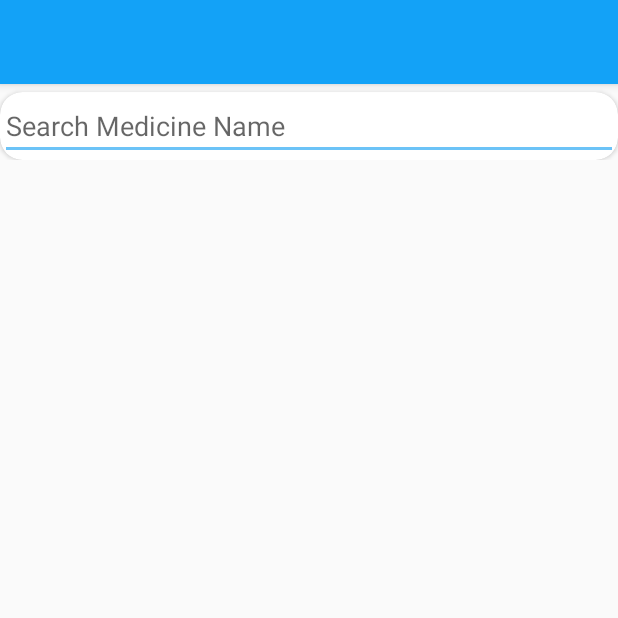
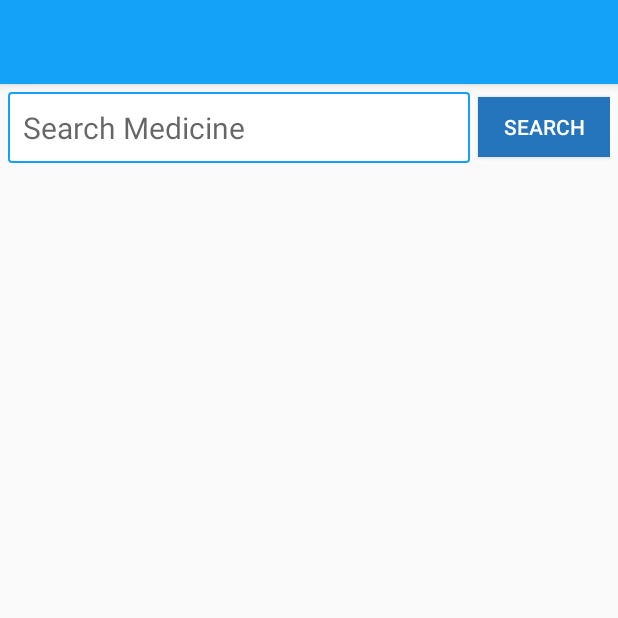
Before and after one commit to hlamyatthuzarnwe/Pharmacy, an Android app: the SaleMedicineInformationActivity screen opened directly, with no data from a screen before it, on a phone screen of 412 x 824 dp, the top half of it. Run offline under Robolectric (Android 15) with nearby library versions, the phone set to English and light mode, and no system bars; our stand-ins replace ButterKnife; libraries missing offline, so code that uses them is left out: io.realm; 3 statements that could not run were skipped.

Commit message:
3.7.2019   -for updating data

```diff
--- a/app/src/main/java/com/example/pharmacy/SaleAddActivity.java
+++ b/app/src/main/java/com/example/pharmacy/SaleAddActivity.java
@@ -122,12 +122,14 @@ public class SaleAddActivity extends AppCompatActivity {
         customerModel.setCustomerPhNo2(saleCustomerPhNo2);
         customerModel.setCustomerPhNo3(saleCustomerPhNo3);
 
-        realm.executeTransaction(realm -> {
+       /* realm.executeTransaction(realm -> {
             realm.copyToRealmOrUpdate(saleModel);
             realm.copyToRealmOrUpdate(medicineModel);
             realm.copyToRealmOrUpdate(customerModel);
             Toast.makeText(SaleAddActivity.this, "Successfully Add Data", Toast.LENGTH_SHORT).show();
-        });
+        });*/
+          Intent intent = new Intent(SaleAddActivity.this,SaleMedicineInformationActivity.class);
+          startActivity(intent);
 
        });
 
--- a/app/src/main/java/com/example/pharmacy/SaleMedicineInformationActivity.java
+++ b/app/src/main/java/com/example/pharmacy/SaleMedicineInformationActivity.java
@@ -8,9 +8,12 @@ import android.support.v7.widget.LinearLayoutManager;
 import android.support.v7.widget.RecyclerView;
 import android.support.v7.widget.Toolbar;
 import android.util.Log;
+import android.view.View;
+import android.widget.Button;
 import android.widget.EditText;
 
 import com.example.pharmacy.adapter.MedicineAdapter;
+import com.example.pharmacy.adapter.SearchMedicineAdapter;
 import com.example.pharmacy.model.MedicineModel;
 import com.example.yy.R;
 
@@ -18,29 +21,33 @@ import java.util.List;
 
 import butterknife.BindView;
 import butterknife.ButterKnife;
+import io.realm.Case;
 import io.realm.Realm;
 
-public class SaleMedicineInformationActivity extends AppCompatActivity {
+public class SaleMedicineInformationActivity extends AppCompatActivity implements SwipeRefreshLayout.OnRefreshListener {
 
-    private static final String TAG = "SaleMedicineInformationActivity";
+    private static final String TAG = "SaleMedicineActivity";
 
-    private MedicineModel medicineModel;
     private Toolbar toolbar;
-    private Context context;
 
-//    @BindView(R.id.edtSearchMedicineInfo)
+    //    @BindView(R.id.edtSearchMedicineInfo)
 //    EditText edtSearchMedicinInfo;
+    @BindView(R.id.swipeSearchMedicine)
+    SwipeRefreshLayout swipe;
+    @BindView(R.id.rvMedicineList_searchMedicine)
+    RecyclerView rvMedicine;
 
-    @BindView(R.id.rvMedicine)
-    RecyclerView rvMedicine;
+    @BindView(R.id.edtSearch_searchMedicine)
+    EditText edtSearch;
+
+    @BindView(R.id.btnSearch_searchMedicine)
+    Button btnSearch;
 
     private Realm realm;
     private LinearLayoutManager linearLayoutManager;
 
-    private String idEdit;
-    private boolean is_edit=false;
-    private MedicineAdapter medicineAdapter;
-    private SwipeRefreshLayout swipeRefreshLayout;
+
+    private SearchMedicineAdapter adapter;
 
     @Override
     protected void onCreate(Bundle savedInstanceState) {
@@ -50,30 +57,54 @@ public class SaleMedicineInformationActivity extends AppCompatActivity {
         ButterKnife.bind(this);
         realm = Realm.getDefaultInstance();
 
-        medicineModel = (MedicineModel) getIntent().getParcelableExtra("Medicine");
-
         init();
         getAllMedicine();
+
+        btnSearch.setOnClickListener(view -> {
+            String text = edtSearch.getText().toString();
+            if (!text.isEmpty()){
+                getSearchMedicine(text);
+            }
+
+        });
     }
 
     private void init() {
-      // swipeRefreshLayout.setRefreshing(false);
-       //swipeRefreshLayout.setOnRefreshListener(this);
+        swipe.setRefreshing(false);
+        swipe.setOnRefreshListener(this);
         realm = Realm.getDefaultInstance();
-        medicineAdapter = new MedicineAdapter();
-        linearLayoutManager = new LinearLayoutManager(context);
+        adapter = new SearchMedicineAdapter();
+        linearLayoutManager = new LinearLayoutManager(this);
         rvMedicine.setLayoutManager(linearLayoutManager);
-        rvMedicine.setAdapter(medicineAdapter);
+        rvMedicine.setAdapter(adapter);
     }
 
     private void getAllMedicine() {
+        adapter.clear();
         final List<MedicineModel> medicineModelList = realm.where(MedicineModel.class).findAll();
-      //  Log.d(TAG,"getData : "+medicineModelList.size());
+        Log.d(TAG,"getData : "+medicineModelList.size());
 
-        if(medicineModelList != null && !medicineModelList.isEmpty()){
-            medicineAdapter.getMedicineModelList().addAll(medicineModelList);
+        if (!medicineModelList.isEmpty()) {
+            adapter.getMedicineModelList().addAll(medicineModelList);
         }
-        medicineAdapter.notifyDataSetChanged();
+        adapter.notifyDataSetChanged();
+    }
+    private void getSearchMedicine(String name){
+        adapter.clear();
+        final List<MedicineModel> medicineModelList = realm.where(MedicineModel.class)
+                .contains("medicineName",name, Case.INSENSITIVE).findAll();
+        Log.d(TAG,"getSearchData : "+medicineModelList.size());
+
+        if (!medicineModelList.isEmpty()) {
+            adapter.getMedicineModelList().addAll(medicineModelList);
+        }
+        adapter.notifyDataSetChanged();
     }
 
+    @Override
+    public void onRefresh() {
+        swipe.setRefreshing(false);
+        adapter.clear();
+        getAllMedicine();
+    }
 }
--- /dev/null
+++ b/app/src/main/java/com/example/pharmacy/adapter/SearchMedicineAdapter.java
@@ -0,0 +1,66 @@
+package com.example.pharmacy.adapter;
+
+import android.content.Context;
+import android.support.annotation.NonNull;
+import android.support.v7.widget.RecyclerView;
+import android.view.LayoutInflater;
+import android.view.View;
+import android.view.ViewGroup;
+import android.widget.TextView;
+
+import com.example.pharmacy.model.CustomerModel;
+import com.example.pharmacy.model.MedicineModel;
+import com.example.yy.R;
+
+import java.util.ArrayList;
+import java.util.List;
+
+import butterknife.BindView;
+import butterknife.ButterKnife;
+
+public class SearchMedicineAdapter  extends RecyclerView.Adapter<SearchMedicineAdapter.SearchViewHolder>  {
+
+    private static final String TAG="SearchMedicineAdapter";
+    private List<MedicineModel> medicineModelList = new ArrayList<>();
+
+    public void clear(){
+        medicineModelList.clear();
+    }
+
+    public List<MedicineModel>getMedicineModelList(){
+        return medicineModelList;
+    }
+    @NonNull
+    @Override
+    public SearchViewHolder onCreateViewHolder(@NonNull ViewGroup viewGroup, int i) {
+        LayoutInflater layoutInflater = LayoutInflater.from(viewGroup.getContext());
+        View view = layoutInflater.inflate(R.layout.item_medicine_search,viewGroup,false);
+        return new SearchMedicineAdapter.SearchViewHolder(view);
+    }
+
+    @Override
+    public void onBindViewHolder(@NonNull SearchViewHolder searchViewHolder, int i) {
+        searchViewHolder.bind(medicineModelList.get(i));
+    }
+
+    @Override
+    public int getItemCount() {
+        return medicineModelList.size();
+    }
+
+    public class SearchViewHolder extends RecyclerView.ViewHolder {
+        public View cView;
+        @BindView(R.id.medicineName_itemSearch)
+        TextView tvName;
+        private Context context;
+        public SearchViewHolder(@NonNull View itemView) {
+            super(itemView);
+            ButterKnife.bind(this,itemView);
+            context = itemView.getContext();
+            cView = itemView;
+        }
+        public void bind(MedicineModel model){
+            tvName.setText(model.getMedicineName());
+        }
+    }
+}
--- /dev/null
+++ b/app/src/main/res/drawable/bg_edittext_main_search.xml
@@ -0,0 +1,35 @@
+<?xml version="1.0" encoding="utf-8"?>
+<selector xmlns:android="http://schemas.android.com/apk/res/android">
+
+    <item android:state_focused="true">
+        <shape>
+            <corners android:radius="2dp"></corners>
+            <solid android:color="@color/color_white" />
+            <stroke
+                android:width="1dp"
+                android:color="@color/colorPrimary"/>
+            <padding
+                android:bottom="10dp"
+                android:left="10dp"
+                android:right="10dp"
+                android:top="10dp" />
+        </shape>
+    </item>
+
+    <item>
+        <shape android:shape="rectangle">
+            <corners android:radius="2dp"></corners>
+            <solid android:color="@color/color_white" />
+            <stroke
+                android:width="1dp"
+                android:color="@color/color_edit_text_stroke"
+                />
+            <padding
+                android:bottom="10dp"
+                android:left="10dp"
+                android:right="10dp"
+                android:top="10dp" />
+        </shape>
+    </item>
+
+</selector>
--- /dev/null
+++ b/app/src/main/res/drawable/button_main_search.xml
@@ -0,0 +1,22 @@
+<?xml version="1.0" encoding="utf-8"?>
+<selector xmlns:android="http://schemas.android.com/apk/res/android">
+
+    <item android:state_pressed="true">
+        <shape>
+            <solid android:color="@color/colorPrimary" />
+            <padding
+                android:left="10dp"
+                android:right="10dp" />
+
+        </shape>
+    </item>
+
+    <item>
+        <shape>
+            <solid android:color="@color/colorPrimaryDark" />
+            <padding
+                android:left="10dp"
+                android:right="10dp" />
+        </shape>
+    </item>
+</selector>
--- a/app/src/main/res/layout/activity_sale_medicine_information.xml
+++ b/app/src/main/res/layout/activity_sale_medicine_information.xml
@@ -16,7 +16,8 @@
         <include layout="@layout/toolbar"/>
 
     </android.support.design.widget.AppBarLayout>
-    <ScrollView
+    <android.support.v4.widget.SwipeRefreshLayout
+        android:id="@+id/swipeSearchMedicine"
         android:layout_width="match_parent"
         android:layout_height="match_parent"
         app:layout_behavior="@string/appbar_scrolling_view_behavior">
@@ -24,30 +25,41 @@
         <LinearLayout
             android:orientation="vertical"
             android:layout_width="match_parent"
-            android:layout_height="wrap_content">
-            <android.support.v7.widget.CardView
+            android:layout_height="match_parent">
+            <LinearLayout
                 android:layout_width="match_parent"
                 android:layout_height="wrap_content"
-                android:orientation="vertical"
-                android:layout_marginTop="5dp"
-                app:cardCornerRadius="15dp">
-                <LinearLayout
-                    android:orientation="vertical"
-                    android:layout_width="match_parent"
-                    android:layout_height="wrap_content">
-                    <EditText
-                        android:id="@+id/edtSearchMedicineInfo"
-                        android:layout_width="match_parent"
-                        android:layout_height="wrap_content"
-                        android:hint="Search Medicine Name"/>
-                    <android.support.v7.widget.RecyclerView
-                        android:id="@+id/rvMedicine"
-                        android:layout_width="match_parent"
-                        android:layout_height="wrap_content"/>
-                </LinearLayout>
-            </android.support.v7.widget.CardView>
+                android:gravity="center"
+                android:orientation="horizontal"
+                android:padding="5dp">
+
+                <EditText android:id="@+id/edtSearch_searchMedicine"
+                    android:layout_width="0dp"
+                    android:layout_height="wrap_content"
+                    android:layout_marginEnd="5dp"
+                    android:layout_marginRight="5dp"
+                    android:layout_weight="1"
+                    android:background="@drawable/bg_edittext_main_search"
+                    android:hint="@string/search_medicine"
+                    android:imeOptions="actionSearch"
+                    android:singleLine="true"
+                    android:textSize="20sp"/>
+
+                <Button android:id="@+id/btnSearch_searchMedicine"
+                    android:layout_width="wrap_content"
+                    android:layout_height="40dp"
+                    android:background="@drawable/button_main_search"
+                    android:text="Search"
+                    android:textColor="@android:color/white"/>
+            </LinearLayout>
+            <android.support.v7.widget.RecyclerView
+                android:id="@+id/rvMedicineList_searchMedicine"
+                android:layout_width="match_parent"
+                android:layout_height="match_parent">
+
+            </android.support.v7.widget.RecyclerView>
         </LinearLayout>
 
-    </ScrollView>
+    </android.support.v4.widget.SwipeRefreshLayout>
 
 </android.support.design.widget.CoordinatorLayout>
--- a/app/src/main/res/values/colors.xml
+++ b/app/src/main/res/values/colors.xml
@@ -9,6 +9,8 @@
     <color name="color_dimgray">#696969</color>
     <color name="color_grey">#808080</color>
     <color name="color_darkgrey">#A9A9A9</color>
+    <color name="color_white">#ffffff</color>
+    <color name="color_edit_text_stroke">#d6d6d6</color>
     <color name="silver">#C0C0C0</color>
     <color name="lightBlue">#4AB8B8</color>
     <color name="colorTextColorPrimary">#3e3e3e</color>
--- a/app/src/main/res/values/strings.xml
+++ b/app/src/main/res/values/strings.xml
@@ -10,6 +10,7 @@
     <string name="FACEBOOK_APP_ID">423270478258602</string>
     <string name="hash_key">36YqVcFAEbfAqRBaNreatjbn/Xk=</string>
     <string name="ACCOUNT_KIT_CLIENT_TOKEN">c58d528805a61853b71baf9680169f77</string>
+    <string name="search_medicine">Search Medicine</string>
 
 
 </resources>
```
Also changed, not shown: app/src/main/java/com/example/pharmacy/SaleMedicineDetailInformationActivity.java (+13 -1 lines), app/src/main/res/layout/item_medicine_search.xml (added, +14 -0 lines), app/src/main/res/values/dimens.xml (+13 -1 lines).
